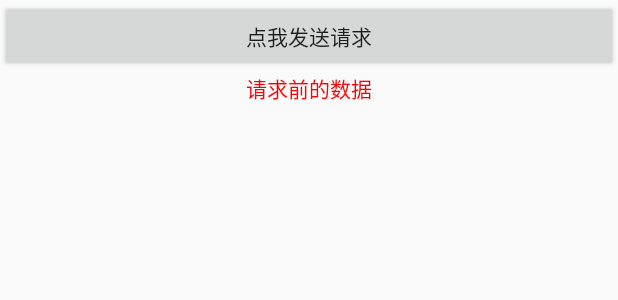
After one commit to Beseting/PlanA, an Android app: the layout activity_http_demo.xml on its own in the app's theme, with its tools: preview values and no code run, on a phone screen of 412 x 824 dp. The commit adds this screen. Shown: the top 300 px of the screen. Run offline under Robolectric (Android 15) with nearby library versions, the phone set to English and light mode, and no system bars; network calls fail.

```diff
--- a/app/src/main/AndroidManifest.xml
+++ b/app/src/main/AndroidManifest.xml
@@ -17,7 +17,8 @@
                 <category android:name="android.intent.category.LAUNCHER" />
             </intent-filter>
         </activity>
-        <activity android:name=".TestActivity"></activity>
+        <activity android:name=".TestActivity" />
+        <activity android:name=".httpdemo.HttpDemoActivity"></activity>
     </application>
 
 </manifest>
--- a/app/src/main/java/com/cdbhe/plana/TestActivity.java
+++ b/app/src/main/java/com/cdbhe/plana/TestActivity.java
@@ -3,6 +3,8 @@ package com.cdbhe.plana;
 import android.os.Bundle;
 
 import com.cdbhe.plib.base.BaseActivity;
+import com.cdbhe.plib.router.PRouter;
+import com.cdbhe.plib.utils.ToastUtils;
 
 public class TestActivity extends BaseActivity {
 
@@ -13,6 +15,7 @@ public class TestActivity extends BaseActivity {
 
     @Override
     public void init(Bundle savedInstanceState) {
-        setTitle("haha");
+        setTitle("test标题");
+        ToastUtils.showShort(this, PRouter.getString("test"));
     }
 }
--- /dev/null
+++ b/app/src/main/res/layout/activity_http_demo.xml
@@ -0,0 +1,23 @@
+<?xml version="1.0" encoding="utf-8"?>
+<LinearLayout xmlns:android="http://schemas.android.com/apk/res/android"
+    xmlns:tools="http://schemas.android.com/tools"
+    android:layout_width="match_parent"
+    android:layout_height="match_parent"
+    android:orientation="vertical"
+    tools:context=".httpdemo.HttpDemoActivity">
+
+    <Button
+        android:id="@+id/requestBtn"
+        android:layout_width="match_parent"
+        android:layout_height="wrap_content"
+        android:text="点我发送请求"/>
+
+    <TextView
+        android:id="@+id/nameTv"
+        android:layout_width="wrap_content"
+        android:layout_height="wrap_content"
+        android:layout_gravity="center_horizontal"
+        android:text="请求前的数据"
+        android:textColor="#f00"/>
+
+</LinearLayout>
--- a/app/src/main/res/layout/activity_main.xml
+++ b/app/src/main/res/layout/activity_main.xml
@@ -17,8 +17,7 @@
         android:id="@+id/btn1"
         android:layout_width="match_parent"
         android:layout_height="wrap_content"
-        android:text="显示"
-        android:visibility="invisible"/>
+        android:text="PRouter路由跳转 带参数'测试参数'"/>
 
     <!--<Button-->
         <!--android:id="@+id/btn2"-->
--- a/app/src/main/res/layout/activity_test.xml
+++ b/app/src/main/res/layout/activity_test.xml
@@ -17,7 +17,8 @@
         <TextView
             android:layout_width="match_parent"
             android:layout_height="wrap_content"
-            android:text="test"/>
+            android:text="test"
+            android:visibility="gone"/>
 
     </RelativeLayout>
 
```
Also changed, not shown: app/src/main/java/com/cdbhe/plana/MainActivity.java (+13 -8 lines), app/src/main/java/com/cdbhe/plana/httpdemo/CommonRequestCallback.java (added, +37 -0 lines), app/src/main/java/com/cdbhe/plana/httpdemo/HttpDemoActivity.java (added, +48 -0 lines), app/src/main/java/com/cdbhe/plana/httpdemo/HttpDemoPresenter.java (added, +26 -0 lines), app/src/main/java/com/cdbhe/plana/httpdemo/IHttpDemoBiz.java (added, +7 -0 lines), plib/src/main/java/com/cdbhe/plib/router/PRouter.java (+18 -0 lines), app/build.gradle (line endings or trailing spaces).
